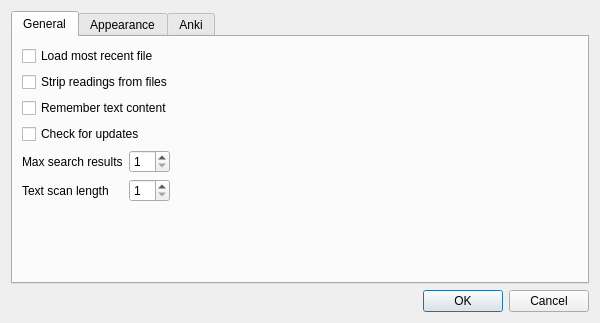
Old version of the form ui/preferences.ui in the repository FooSoft/yomichan-anki.
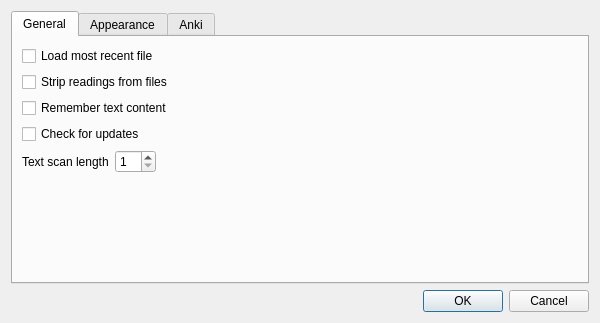
New version of the form.

Commit message: Cleanup, remove maxResults

```diff
--- a/ui/preferences.ui
+++ b/ui/preferences.ui
@@ -54,34 +54,17 @@
        </item>
        <item>
         <layout class="QFormLayout" name="formLayout">
+         <property name="fieldGrowthPolicy">
+          <enum>QFormLayout::AllNonFixedFieldsGrow</enum>
+         </property>
          <item row="0" column="0">
-          <widget class="QLabel" name="label_2">
-           <property name="text">
-            <string>Max search results</string>
-           </property>
-          </widget>
-         </item>
-         <item row="0" column="1">
-          <widget class="QSpinBox" name="spinMaxResults">
-           <property name="sizePolicy">
-            <sizepolicy hsizetype="Fixed" vsizetype="Fixed">
-             <horstretch>0</horstretch>
-             <verstretch>0</verstretch>
-            </sizepolicy>
-           </property>
-           <property name="minimum">
-            <number>1</number>
-           </property>
-          </widget>
-         </item>
-         <item row="1" column="0">
           <widget class="QLabel" name="label_14">
            <property name="text">
             <string>Text scan length</string>
            </property>
           </widget>
          </item>
-         <item row="1" column="1">
+         <item row="0" column="1">
           <widget class="QSpinBox" name="spinScanLength">
            <property name="sizePolicy">
             <sizepolicy hsizetype="Fixed" vsizetype="Fixed">
```
The commit also changes 6 other files.
